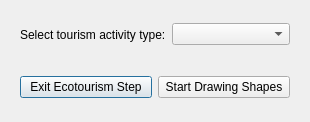
Above: oom_cobi_loreto/Interview/selectecotourism.ui from Ecotrust/openoceanmap-desktop before the change. Below: the same form after it.
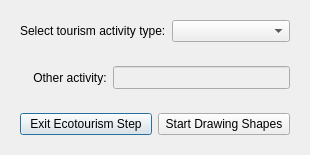
That is the form after the change.

Commit message: Updating UIs to support collecting resource groups up front instead of gear types and loop through those with % interest > 0.  Added other field to ecotourism.  Number of other small changes.

The edit to the form file:
```diff
--- a/oom_cobi_loreto/Interview/selectecotourism.ui
+++ b/oom_cobi_loreto/Interview/selectecotourism.ui
@@ -7,13 +7,13 @@
     <x>0</x>
     <y>0</y>
     <width>281</width>
-    <height>122</height>
+    <height>152</height>
    </rect>
   </property>
   <property name="windowTitle" >
    <string>OpenOceanMap - Select Ecotourism</string>
   </property>
-  <layout class="QVBoxLayout" >
+  <layout class="QVBoxLayout" name="verticalLayout" >
    <item>
     <widget class="QWidget" native="1" name="widget" >
      <layout class="QHBoxLayout" >
@@ -25,7 +25,7 @@
        </widget>
       </item>
       <item>
-       <widget class="QComboBox" name="comboBox" >
+       <widget class="QComboBox" name="comboActivity" >
         <item>
          <property name="text" >
           <string/>
@@ -61,6 +61,49 @@
      </layout>
     </widget>
    </item>
+   <item>
+    <widget class="QWidget" native="1" name="other_wrap" >
+     <property name="enabled" >
+      <bool>true</bool>
+     </property>
+     <layout class="QHBoxLayout" name="_2" >
+      <item>
+       <widget class="QLabel" name="fishery_text_2" >
+        <property name="text" >
+         <string>    Other activity:</string>
+        </property>
+       </widget>
+      </item>
+      <item>
+       <widget class="QLineEdit" name="other_line" >
+        <property name="enabled" >
+         <bool>false</bool>
+        </property>
+        <property name="minimumSize" >
+         <size>
+          <width>50</width>
+          <height>0</height>
+         </size>
+        </property>
+        <property name="maximumSize" >
+         <size>
+          <width>200</width>
+          <height>16777215</height>
+         </size>
+        </property>
+        <property name="font" >
+         <font>
+          <pointsize>10</pointsize>
+         </font>
+        </property>
+        <property name="text" >
+         <string/>
+        </property>
+       </widget>
+      </item>
+     </layout>
+    </widget>
+   </item>
    <item>
     <widget class="QWidget" native="1" name="widget_2" >
      <layout class="QHBoxLayout" >
```
The commit also changes 19 other files.
